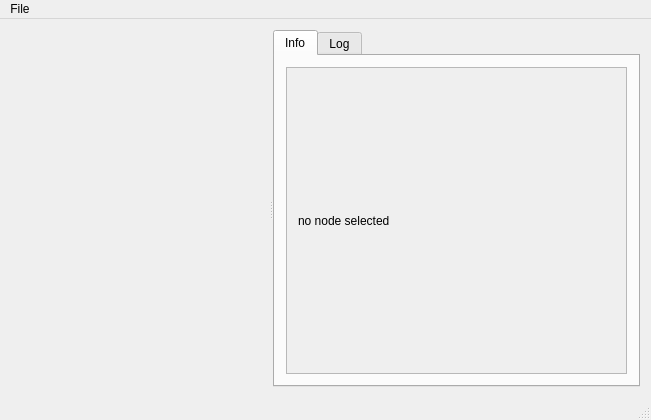
This is src/mainwindow.ui in tracer-sec/kaleidoscope as Qt 5 draws it before an edit. The edited form follows.
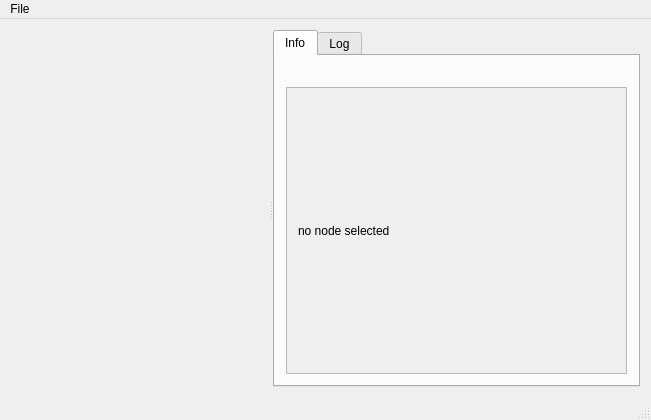
This is the edited form. Custom widgets are drawn as their Qt base class.

Commit message: Added node type/name to info tab

Diff of the .ui file:
```diff
--- a/src/mainwindow.ui
+++ b/src/mainwindow.ui
@@ -33,6 +33,25 @@
          <string>Info</string>
         </attribute>
         <layout class="QVBoxLayout" name="verticalLayout_2">
+         <item>
+          <widget class="QLabel" name="nodeNameLabel">
+           <property name="sizePolicy">
+            <sizepolicy hsizetype="Preferred" vsizetype="Fixed">
+             <horstretch>0</horstretch>
+             <verstretch>0</verstretch>
+            </sizepolicy>
+           </property>
+           <property name="font">
+            <font>
+             <weight>75</weight>
+             <bold>true</bold>
+            </font>
+           </property>
+           <property name="text">
+            <string/>
+           </property>
+          </widget>
+         </item>
          <item>
           <widget class="QScrollArea" name="scrollArea">
            <property name="widgetResizable">
@@ -44,7 +63,7 @@
               <x>0</x>
               <y>0</y>
               <width>324</width>
-              <height>315</height>
+              <height>296</height>
              </rect>
             </property>
             <layout class="QVBoxLayout" name="verticalLayout">
```
The commit also changes 1 other file.
